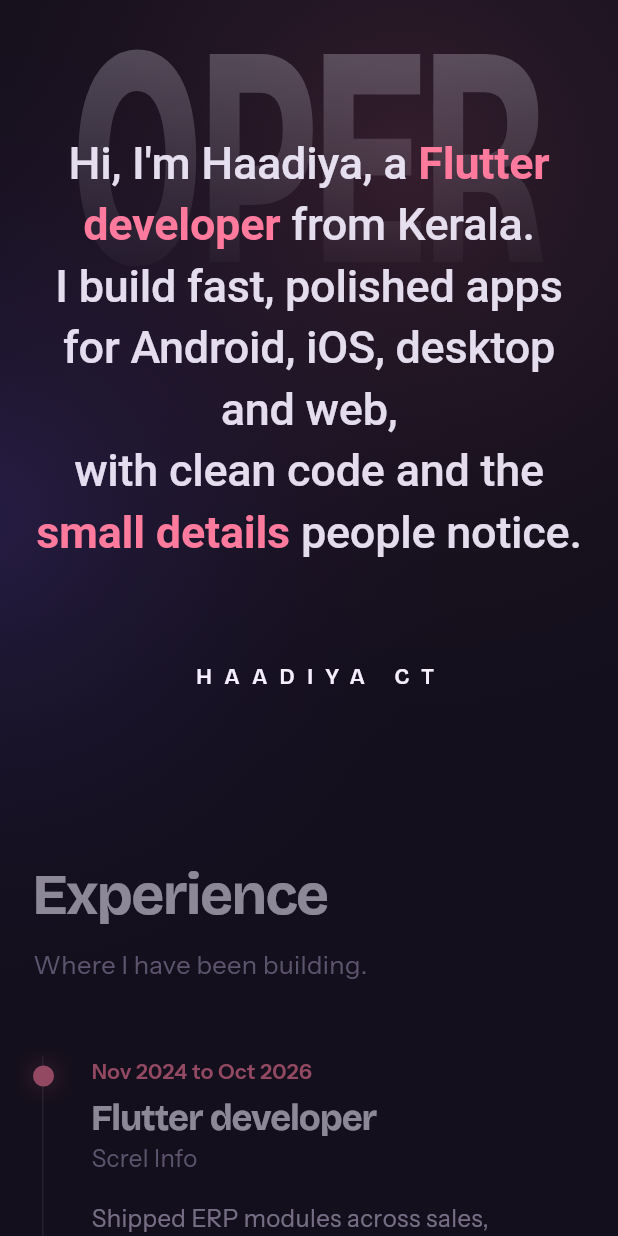
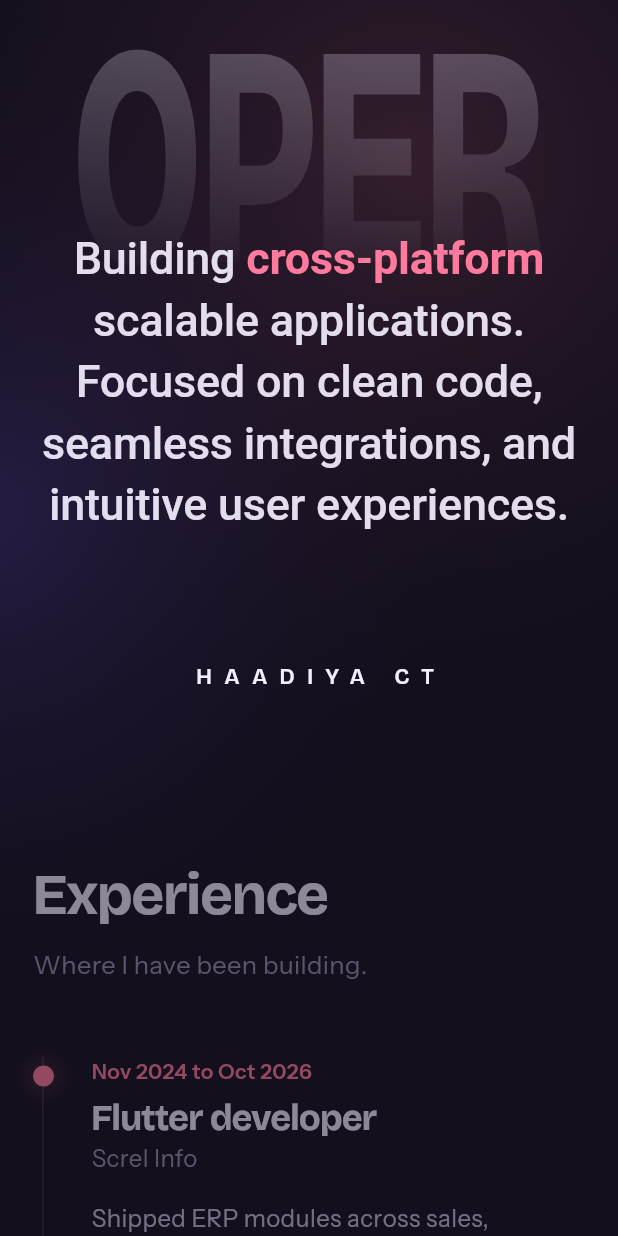
Before and after one commit to haadiyaa/hadiyaa-portfolio, a Flutter app: the screen it shows after launch, scrolled down 1152 dp, on a phone screen of 412 x 824 dp. Run offline on Flutter 3.47's test engine with Material 3 defaults, Android fonts, the phone set to English and light mode, and no system bars; our stand-ins replace flutter_riverpod, google_fonts.

Commit message:
update intro lines in constants for portfolio bio

```diff
--- a/lib/core/constants.dart
+++ b/lib/core/constants.dart
@@ -13,10 +13,9 @@ class K {
   static const contactTitle = 'Let\'s build something\npeople enjoy using.';
   static const footer = 'Haadiya CT, Kozhikode, Kerala. Built with Flutter.';
   static const introLines = [
-    "Hi, I'm Haadiya, a *Flutter developer* from Kerala.",
-    'I build fast, polished apps for Android, iOS, desktop and web,',
-    'with clean code and the *small details* people notice.',
-  ]; // *text* is shown in the accent colour
+    "Building *cross-platform* scalable applications.",
+    'Focused on clean code, seamless integrations, and intuitive user experiences.',
+]; // *text* is shown in the accent colour
   static const fadeZone = .25; // top share of the screen where content fades out as it scrolls away
   static const scrollHint = 'Scroll';
   static const heroLabel = 'FLUTTER'; // small spaced label above the big word
```
